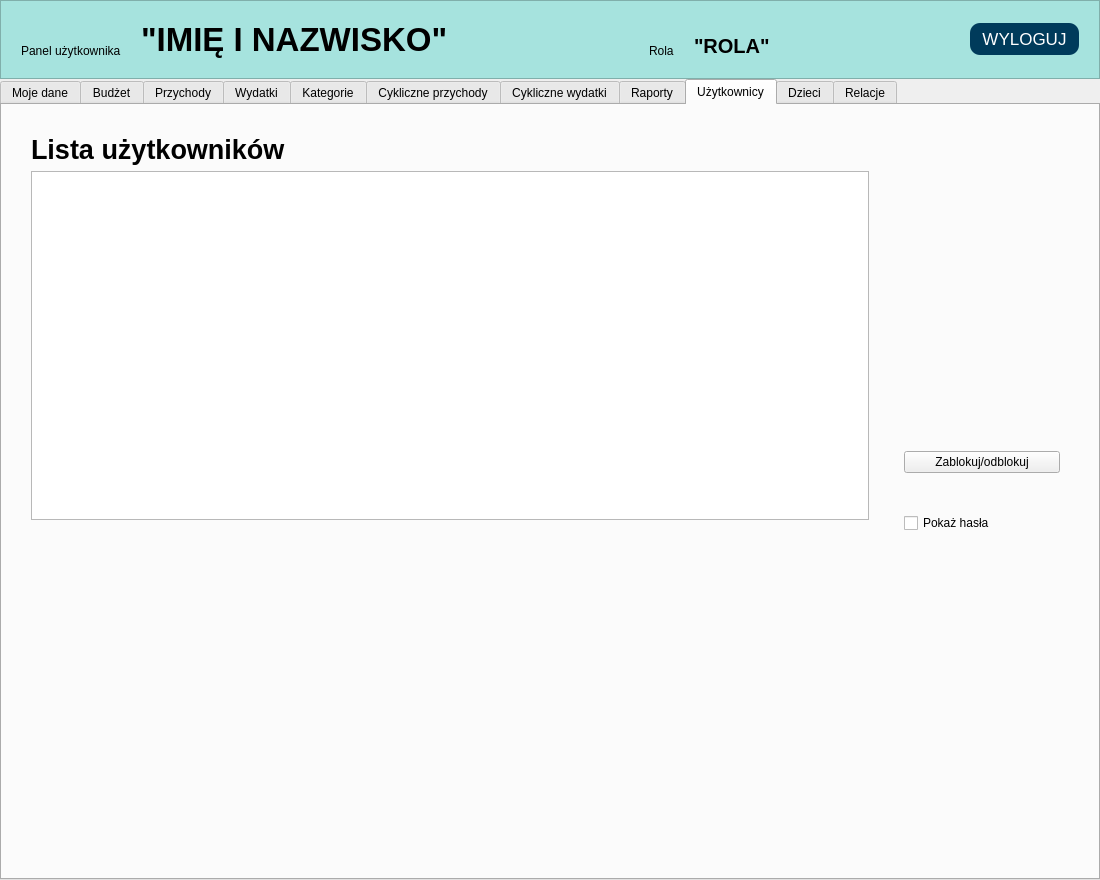
Qt form ui/User_Panel.ui (Dawid-Robak-IG/BUDZET_DOMOWY) before a commit.
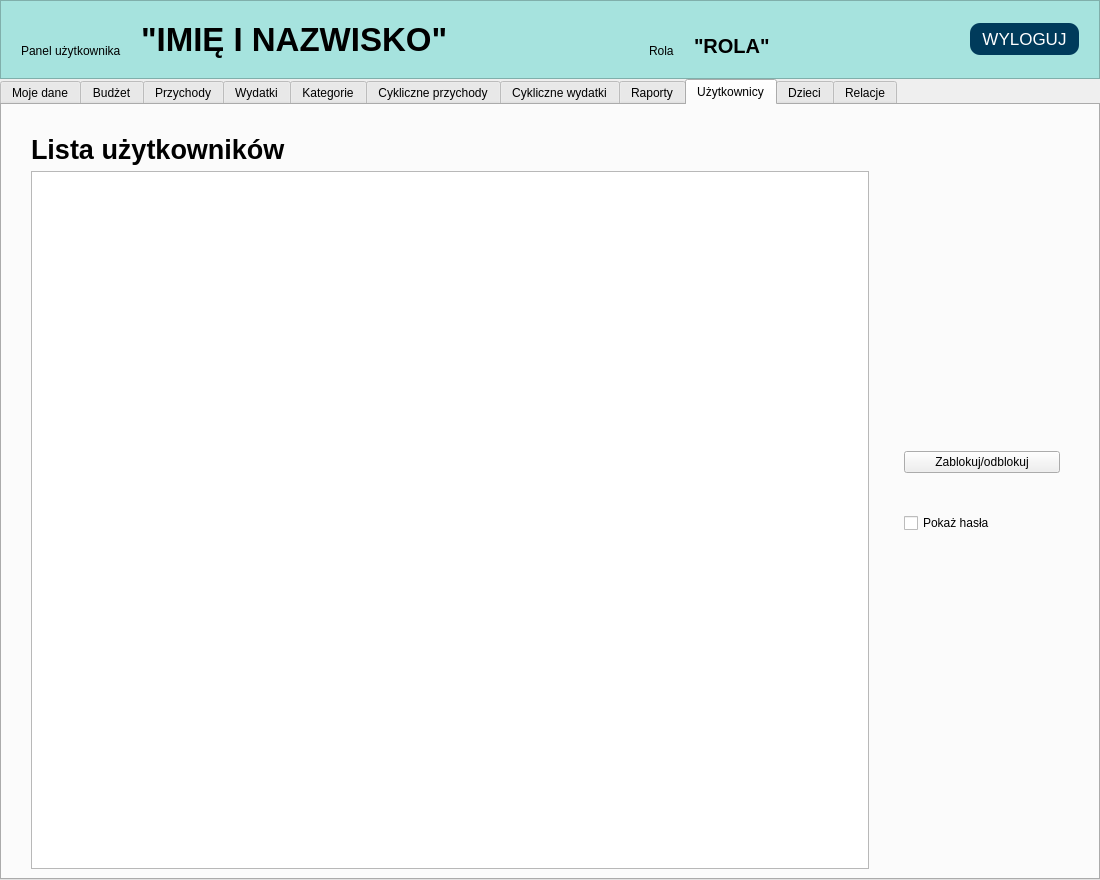
The same form after that commit. The open tabs and pages were chosen to show the change.

```diff
--- a/ui/User_Panel.ui
+++ b/ui/User_Panel.ui
@@ -2427,19 +2427,6 @@
            </property>
           </widget>
          </item>
-         <item>
-          <spacer name="verticalSpacer_30">
-           <property name="orientation">
-            <enum>Qt::Vertical</enum>
-           </property>
-           <property name="sizeHint" stdset="0">
-            <size>
-             <width>20</width>
-             <height>40</height>
-            </size>
-           </property>
-          </spacer>
-         </item>
         </layout>
        </item>
        <item>
```
Left out of the diff: 12 changed lines with no effect on the pictures.
